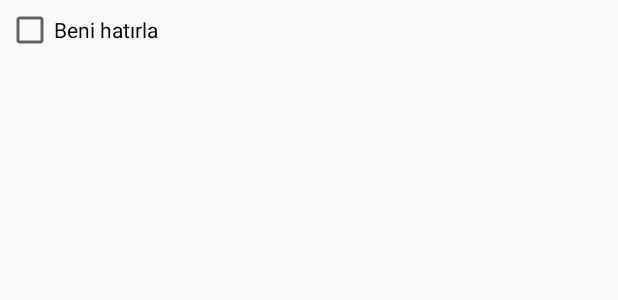
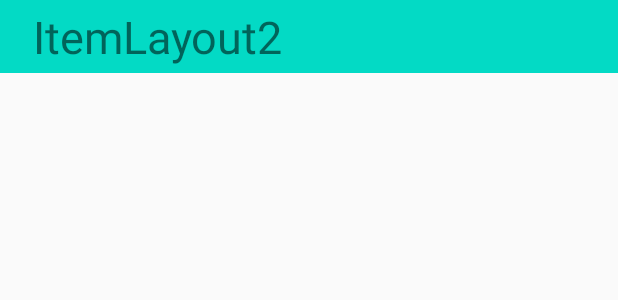
Before and after one commit to ramazanogunc/Android-Sweet-Recycler-Adapter, an Android app: the layout item2.xml on its own in the app's theme, with its tools: preview values and no code run, on a phone screen of 412 x 824 dp. Shown: the top 300 px of the screen. Run offline under Robolectric (Android 15) with nearby library versions, the phone set to English and light mode, and no system bars.

Commit message:
refactor and onclick repair

```diff
--- a/sweetrecycleradapter/src/main/java/com/ramo/sweetrecycleradapter/SweetRecyclerAdapter.java
+++ b/sweetrecycleradapter/src/main/java/com/ramo/sweetrecycleradapter/SweetRecyclerAdapter.java
@@ -30,7 +30,7 @@ public class SweetRecyclerAdapter<T extends SweetModel> extends RecyclerView.Ada
         for (int i = 0; i < itemHolderList.size(); i++) {
             ItemHolder<T> item = itemHolderList.get(i);
             if (viewType == item.getViewType())
-                return new SweetViewHolder<>(context,parent,item.getResourceId(),item.getiSetItemView());
+                return new SweetViewHolder<>(context,parent,item);
         }
         return null;
 
--- a/test/src/main/res/layout/item2.xml
+++ b/test/src/main/res/layout/item2.xml
@@ -1,15 +1,24 @@
 <?xml version="1.0" encoding="utf-8"?>
 <LinearLayout xmlns:android="http://schemas.android.com/apk/res/android"
-    android:orientation="vertical" android:layout_width="wrap_content"
-    android:padding="4dp"
-    android:layout_height="wrap_content">
+    android:layout_width="match_parent"
+    android:layout_height="wrap_content"
+    android:orientation="horizontal"
+    android:background="@color/colorAccent"
+    android:padding="4dp">
 
+    <TextView
+        android:layout_width="0dp"
+        android:layout_height="wrap_content"
+        android:layout_gravity="center"
+        android:layout_weight="1"
+        android:gravity="center"
+        android:text="ItemLayout2"
+        android:textSize="30sp" />
 
-    <CheckBox
-        android:layout_gravity="center"
-        android:id="@+id/chkRemember"
-        android:layout_width="wrap_content"
+    <TextView
+        android:id="@+id/l2tw1"
+        android:layout_width="0dp"
         android:layout_height="wrap_content"
-        android:text="Beni hatırla "/>
+        android:layout_weight="1" />
 
 </LinearLayout>
```
Also changed, not shown: sweetrecycleradapter/src/main/java/com/ramo/sweetrecycleradapter/SweetModel.java (+5 -6 lines), sweetrecycleradapter/src/main/java/com/ramo/sweetrecycleradapter/SweetViewHolder.java (+16 -10 lines), test/src/main/java/com/ramo/test/MainActivity.java (+22 -29 lines), test/src/main/java/com/ramo/test/User.java (deleted, +0 -32 lines), 1 other file.
